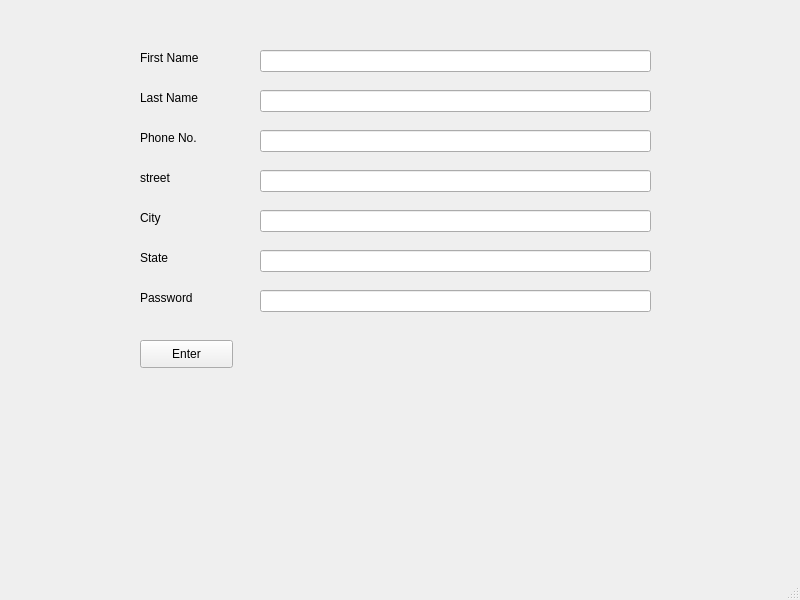
First picture: the form in signup.ui, repository endeavorXx/DBMS_Project, before the edit.
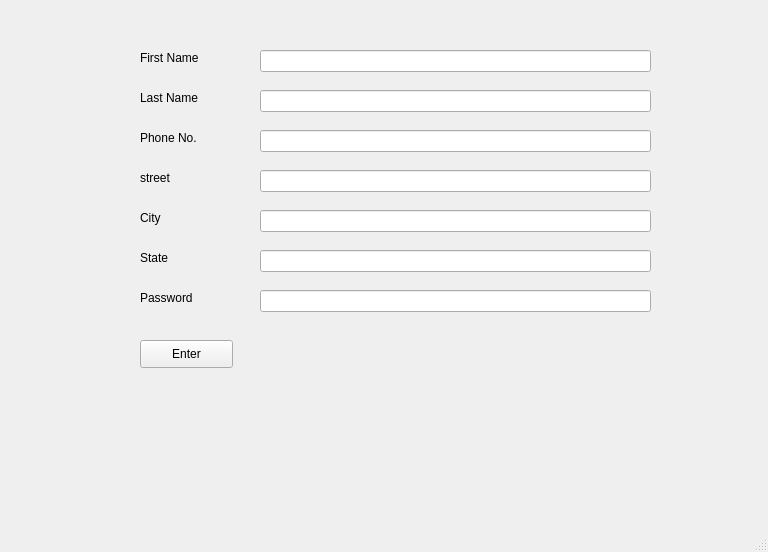
Second picture: the form after the edit.

Diff of the .ui file:
```diff
--- a/signup.ui
+++ b/signup.ui
@@ -6,8 +6,8 @@
    <rect>
     <x>0</x>
     <y>0</y>
-    <width>800</width>
-    <height>600</height>
+    <width>768</width>
+    <height>552</height>
    </rect>
   </property>
   <property name="windowTitle">
```
Left out of the diff: 2 changed lines with no effect on the pictures.
